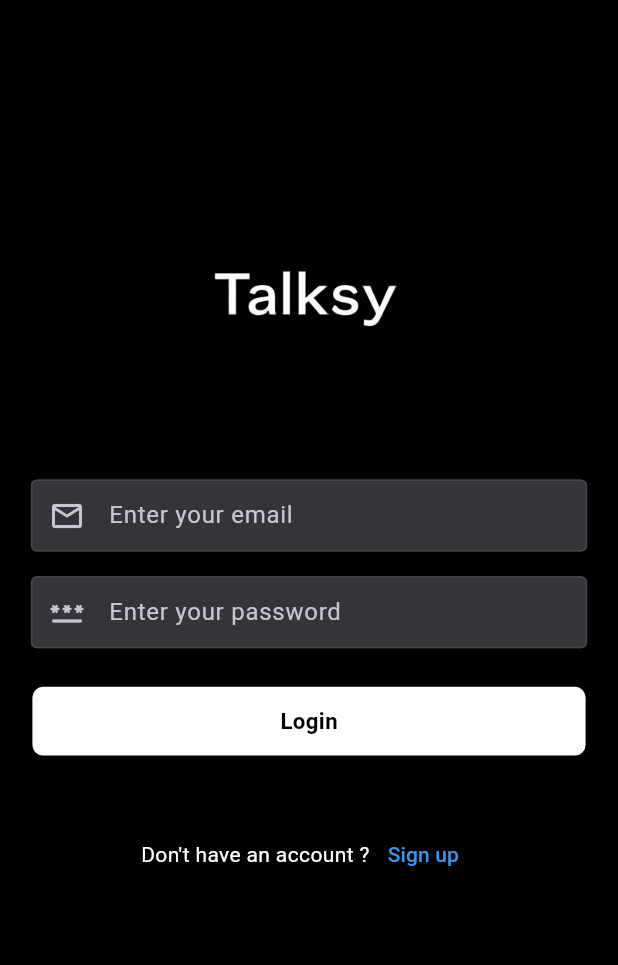
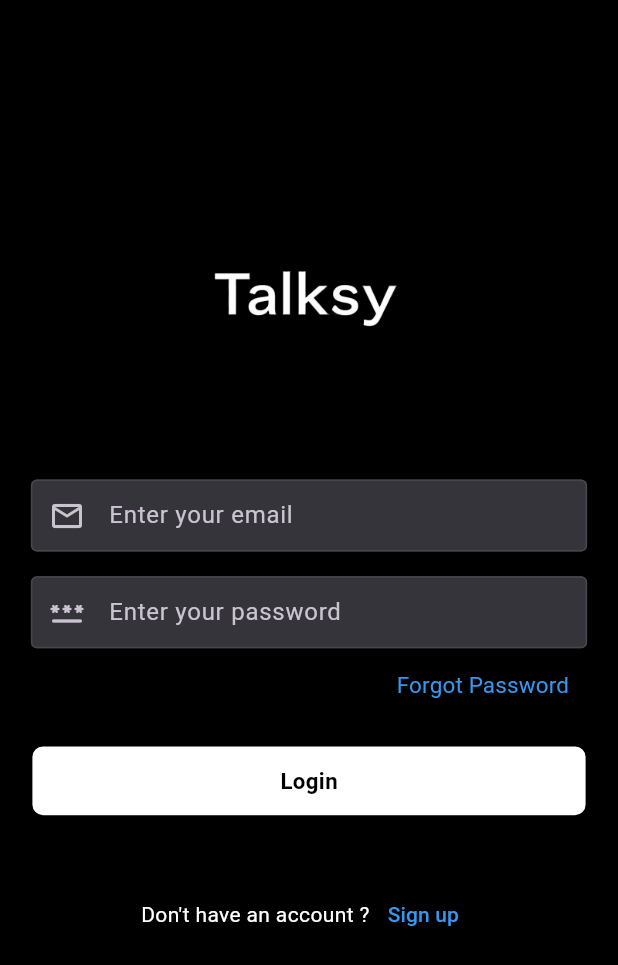
Before and after one commit to kanhaiya3152/Talksy, a Flutter app: the screen it shows after launch, on a phone screen of 412 x 824 dp. Shown: the top 965 px of the screen. Run offline on Flutter 3.47's test engine with Material 3 defaults, Android fonts, the phone set to English and light mode, and no system bars; our stand-ins replace cloud_firestore, firebase_auth, firebase_core, firebase_messaging, flutter_dotenv, image_picker; accounts and stored records are empty; Roboto replaces fonts that are missing (Poppins).

Commit message:
final commit

```diff
--- a/lib/screens/login_screen.dart
+++ b/lib/screens/login_screen.dart
@@ -1,4 +1,5 @@
 import 'package:chat_app/screens/chat_screen.dart';
+import 'package:chat_app/screens/forgot_password.dart';
 import 'package:chat_app/screens/home_screen.dart';
 import 'package:chat_app/screens/signup_screen.dart';
 import 'package:chat_app/widgets/bottom_navigation.dart';
@@ -146,8 +147,27 @@ class _LoginScreenState extends State<LoginScreen> {
                     ),
                   ),
                 ),
+                Container(
+                  alignment: Alignment.topRight,
+                  child: TextButton(
+                      onPressed: () {
+                        Navigator.of(context).push(
+                          MaterialPageRoute(
+                            builder: (ctx) => const ForgotPasswordScreen(),
+                          ),
+                        );
+                      },
+                      child: const Text(
+                        "Forgot Password",
+                        style: TextStyle(
+                            color: Color(0XFF3797EF),
+                            fontFamily: 'Poppins',
+                            fontWeight: FontWeight.w400,
+                            fontSize: 15),
+                      )),
+                ),
                 SizedBox(
-                  height: screenHeight * 0.03,
+                  height: screenHeight * 0.02,
                 ),
                 GestureDetector(
                   onTap: () async {
```
